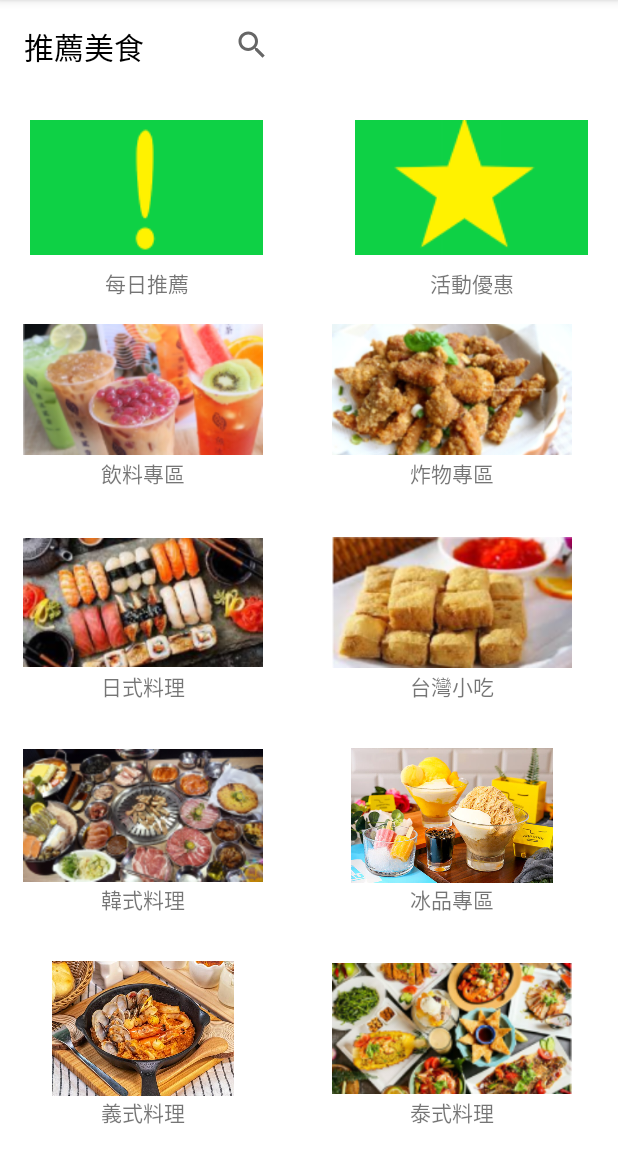
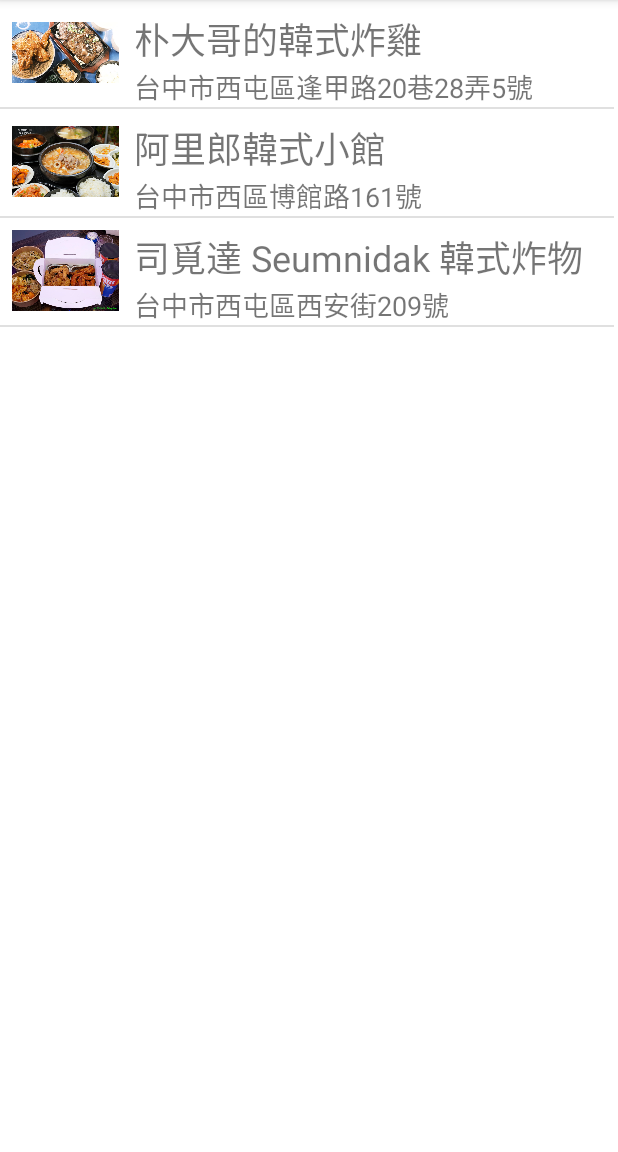
Before and after one commit to MRRyLai/Group-5, an Android app: the screen it shows after launch (MainActivity before the commit, StoreList after it), after a tap on "飲料專區", on a phone screen of 412 x 824 dp, the part 84-1236 px from its top. Run offline under Robolectric (Android 15) with nearby library versions, the phone set to English and light mode, and no system bars.

Commit message:
有推薦頁面，可以進入商家列表，再準備做商家資訊

```diff
--- a/app/build.gradle
+++ b/app/build.gradle
@@ -31,10 +31,10 @@ dependencies {
 
     implementation 'androidx.appcompat:appcompat:1.4.1'
     implementation 'com.google.android.material:material:1.6.0'
-    implementation 'androidx.constraintlayout:constraintlayout:2.1.3'
+    implementation 'androidx.constraintlayout:constraintlayout:2.1.4'
     implementation 'androidx.gridlayout:gridlayout:1.0.0'
-    implementation 'androidx.recyclerview:recyclerview:1.2.0'
-    testImplementation 'junit:junit:4.+'
+    implementation 'androidx.recyclerview:recyclerview:1.2.1'
+    testImplementation 'junit:junit:4.13.2'
     androidTestImplementation 'androidx.test.ext:junit:1.1.3'
     androidTestImplementation 'androidx.test.espresso:espresso-core:3.4.0'
 }
--- a/app/src/main/AndroidManifest.xml
+++ b/app/src/main/AndroidManifest.xml
@@ -10,6 +10,12 @@
         android:supportsRtl="true"
         android:theme="@style/Theme.Group5">
         <activity
+            android:name=".KoreanStoreActivity"
+            android:exported="false" />
+        <activity
+            android:name=".StoreList"
+            android:exported="false" />
+        <activity
             android:name=".MainActivity"
             android:exported="true">
             <intent-filter>
--- /dev/null
+++ b/app/src/main/java/com/example/group5/KoreanStoreActivity.java
@@ -0,0 +1,14 @@
+package com.example.group5;
+
+import androidx.appcompat.app.AppCompatActivity;
+
+import android.os.Bundle;
+
+public class KoreanStoreActivity extends AppCompatActivity {
+
+    @Override
+    protected void onCreate(Bundle savedInstanceState) {
+        super.onCreate(savedInstanceState);
+        setContentView(R.layout.activity_korean_store);
+    }
+}
--- a/app/src/main/java/com/example/group5/MainActivity.java
+++ b/app/src/main/java/com/example/group5/MainActivity.java
@@ -9,6 +9,7 @@ import androidx.recyclerview.widget.RecyclerView;
 import android.content.Intent;
 import android.database.Cursor;
 import android.os.Bundle;
+import android.util.Log;
 import android.view.Menu;
 import android.view.MenuItem;
 import android.view.View;
@@ -26,6 +27,7 @@ import java.util.ArrayList;
 
 public class MainActivity extends AppCompatActivity {
 //    RecyclerViewAdapter mAdapter;
+    public static final String STORE_NO = "store_no";
     ImageButton ib1,ib2;
     String[] fromColumns = {"飲料專區","炸物專區","日式料理","台灣小吃","韓式料理","冰品專區","義式料理","泰式料理"};
     int[] toViews = {R.drawable.food_drinks, R.drawable.food_fries,
@@ -51,13 +53,13 @@ public class MainActivity extends AppCompatActivity {
         gv.setAdapter(new ImageAdapter(this, fromColumns));
         gv.setNumColumns(2);
         gv.setOnItemClickListener(new AdapterView.OnItemClickListener() {
-            public void onItemClick(AdapterView<?> parent, View v,
-                                    int position, long id) {
-                Toast.makeText(
-                        getApplicationContext(),
-                        ((TextView) v.findViewById(R.id.grid_item_label))
-                                .getText(), Toast.LENGTH_SHORT).show();
-
+            public void onItemClick(AdapterView<?> parent, View v, int position, long id) {
+                Log.d("position", String.valueOf(position));
+                Toast.makeText(getApplicationContext(), ((TextView) v.findViewById(R.id.grid_item_label)).getText(), Toast.LENGTH_SHORT).show();
+                Intent intent = new Intent();
+                intent.setClass(MainActivity.this, StoreList.class);
+                intent.putExtra(STORE_NO, position);
+                startActivity(intent);
             }
         });
 
--- /dev/null
+++ b/app/src/main/java/com/example/group5/StoreArrayAdapter.java
@@ -0,0 +1,55 @@
+package com.example.group5;
+
+import android.content.Context;
+import android.view.LayoutInflater;
+import android.view.View;
+import android.view.ViewGroup;
+import android.widget.ArrayAdapter;
+import android.widget.ImageView;
+import android.widget.LinearLayout;
+import android.widget.TextView;
+
+import androidx.annotation.NonNull;
+import androidx.annotation.Nullable;
+
+import java.util.List;
+
+public class StoreArrayAdapter extends ArrayAdapter<StoreItem> {
+
+    private Context context;
+    private List<StoreItem> albumItems;
+
+    public StoreArrayAdapter(@NonNull Context context, int resource, List<StoreItem> albumItems) {
+        super(context, resource, albumItems);
+        this.context = context;
+        this.albumItems = albumItems;
+    }
+
+    @NonNull
+    @Override
+    public View getView(int position, @Nullable View convertView, @NonNull ViewGroup parent) {
+
+        LayoutInflater inflater = LayoutInflater.from(this.context);
+        LinearLayout itemLayout = null;
+
+        if (convertView == null) {
+            itemLayout = (LinearLayout) inflater.inflate(R.layout.listitem, null);
+        } else {
+            itemLayout = (LinearLayout) convertView;
+        }
+
+        StoreItem item = albumItems.get(position);
+
+        ImageView iv = itemLayout.findViewById(R.id.iv_photo);
+        iv.setImageResource(item.getImgResId());
+
+        TextView tvPlace = itemLayout.findViewById(R.id.tv_store_name);
+        tvPlace.setText(item.getStore_name());
+
+        TextView tvDate = itemLayout.findViewById(R.id.tv_address);
+        tvDate.setText(item.getAddress());
+
+        return itemLayout;
+    }
+
+}
--- /dev/null
+++ b/app/src/main/java/com/example/group5/StoreItem.java
@@ -0,0 +1,26 @@
+package com.example.group5;
+
+public class StoreItem {
+    private int imgResId;
+    private String store_name;
+    private String address;
+
+    public StoreItem(int imgResId, String store_name, String address) {
+        this.imgResId = imgResId;
+        this.store_name = store_name;
+        this.address = address;
+    }
+
+    public int getImgResId() {
+        return imgResId;
+    }
+
+    public String getStore_name() {
+        return store_name;
+    }
+
+    public String getAddress() {
+        return address;
+    }
+
+}
--- /dev/null
+++ b/app/src/main/java/com/example/group5/StoreList.java
@@ -0,0 +1,59 @@
+package com.example.group5;
+
+import androidx.appcompat.app.AppCompatActivity;
+
+import android.content.Intent;
+import android.os.Bundle;
+import android.util.Log;
+import android.view.View;
+import android.widget.AdapterView;
+import android.widget.GridView;
+import android.widget.ListView;
+import android.widget.Toast;
+
+import java.util.ArrayList;
+
+public class StoreList extends AppCompatActivity {
+    public static final String STORE_NO = "store_no";
+    private Integer[] storeImg = {R.drawable.korean_store1, R.drawable.korean_store2, R.drawable.korean_store3};
+    private String [] storeName = {"朴大哥的韓式炸雞", "阿里郎韓式小館", "司覓達 Seumnidak 韓式炸物"};
+    private String [] storeAddress = {"台中市西屯區逢甲路20巷28弄5號", "台中市西區博館路161號", "台中市西屯區西安街209號"};
+    @Override
+    protected void onCreate(Bundle savedInstanceState) {
+        super.onCreate(savedInstanceState);
+        setContentView(R.layout.activity_store_list);
+//
+//        Intent intent = this.getIntent();
+//        int albumNo = intent.getIntExtra(MainActivity.STORE_NO, 0);
+
+
+
+
+        ListView lvKoreanStore = this.findViewById(R.id.lv_korean_store);
+
+        ArrayList<StoreItem> storeList = new ArrayList<StoreItem>();
+        for(int i=0;i< storeName.length;i++){
+            storeList.add(new StoreItem(storeImg[i],storeName[i], storeAddress[i]));
+        }
+
+
+        StoreArrayAdapter adapter = new StoreArrayAdapter(StoreList.this, R.layout.listitem, storeList);
+
+        lvKoreanStore.setAdapter(adapter);
+
+        lvKoreanStore.setOnItemClickListener(new AdapterView.OnItemClickListener() {
+            @Override
+            public void onItemClick(AdapterView<?> parent, View view, int position, long id) {
+//                Log.v("saokfasopdkf", String.valueOf(position));
+
+                Intent intent = new Intent();
+                intent.setClass(StoreList.this, KoreanStoreActivity.class);
+                intent.putExtra(STORE_NO, position);
+                startActivity(intent);
+
+            }
+        });
+
+    }
+
+}
--- /dev/null
+++ b/app/src/main/res/layout/activity_korean_store.xml
@@ -0,0 +1,9 @@
+<?xml version="1.0" encoding="utf-8"?>
+<androidx.constraintlayout.widget.ConstraintLayout xmlns:android="http://schemas.android.com/apk/res/android"
+    xmlns:app="http://schemas.android.com/apk/res-auto"
+    xmlns:tools="http://schemas.android.com/tools"
+    android:layout_width="match_parent"
+    android:layout_height="match_parent"
+    tools:context=".KoreanStoreActivity">
+
+</androidx.constraintlayout.widget.ConstraintLayout>
--- /dev/null
+++ b/app/src/main/res/layout/activity_store_list.xml
@@ -0,0 +1,27 @@
+<?xml version="1.0" encoding="utf-8"?>
+<androidx.constraintlayout.widget.ConstraintLayout xmlns:android="http://schemas.android.com/apk/res/android"
+    xmlns:app="http://schemas.android.com/apk/res-auto"
+    xmlns:tools="http://schemas.android.com/tools"
+    android:layout_width="match_parent"
+    android:layout_height="match_parent"
+    tools:context=".StoreList">
+
+
+    <TextView
+        android:id="@+id/textView"
+        android:layout_width="wrap_content"
+        android:layout_height="wrap_content"
+        android:layout_marginStart="8dp"
+        android:layout_marginTop="10dp"
+        android:text="韓式料理"
+        android:textSize="18sp"
+        app:layout_constraintStart_toStartOf="parent"
+        app:layout_constraintTop_toTopOf="parent" />
+
+    <ListView
+        android:id="@+id/lv_korean_store"
+        android:layout_width="409dp"
+        android:layout_height="695dp"
+        tools:layout_editor_absoluteX="1dp"
+        tools:layout_editor_absoluteY="35dp" />
+</androidx.constraintlayout.widget.ConstraintLayout>
--- /dev/null
+++ b/app/src/main/res/layout/listitem.xml
@@ -0,0 +1,39 @@
+<?xml version="1.0" encoding="utf-8"?>
+<LinearLayout xmlns:android="http://schemas.android.com/apk/res/android"
+    xmlns:app="http://schemas.android.com/apk/res-auto"
+    android:layout_width="match_parent"
+    android:layout_height="wrap_content">
+
+    <ImageView
+        android:id="@+id/iv_photo"
+        android:layout_width="150dp"
+        android:layout_height="70dp"
+        android:layout_marginLeft="8dp"
+        android:layout_weight="1"
+        app:srcCompat="@drawable/korean_store1" />
+
+    <LinearLayout
+        android:layout_width="match_parent"
+        android:layout_height="wrap_content"
+        android:layout_marginLeft="10dp"
+        android:layout_marginTop="8dp"
+        android:layout_weight="1"
+        android:orientation="vertical">
+
+        <TextView
+            android:id="@+id/tv_store_name"
+            android:layout_width="match_parent"
+            android:layout_height="wrap_content"
+            android:layout_weight="1"
+            android:text="TextView"
+            android:textSize="24sp" />
+
+        <TextView
+            android:id="@+id/tv_address"
+            android:layout_width="match_parent"
+            android:layout_height="wrap_content"
+            android:layout_weight="1"
+            android:text="TextView"
+            android:textSize="18sp" />
+    </LinearLayout>
+</LinearLayout>
--- a/build.gradle
+++ b/build.gradle
@@ -6,7 +6,7 @@ buildscript {
     }
     dependencies {
         classpath "com.android.tools.build:gradle:7.0.4"
-
+        classpath 'com.google.gms:google-services:4.3.10'
         // NOTE: Do not place your application dependencies here; they belong
         // in the individual module build.gradle files
     }
```
Also changed, not shown: app/src/main/res/drawable/korean_store1.jpg (added), app/src/main/res/drawable/korean_store2.jpg (added), app/src/main/res/drawable/korean_store3.jpg (added), 1 other file.
